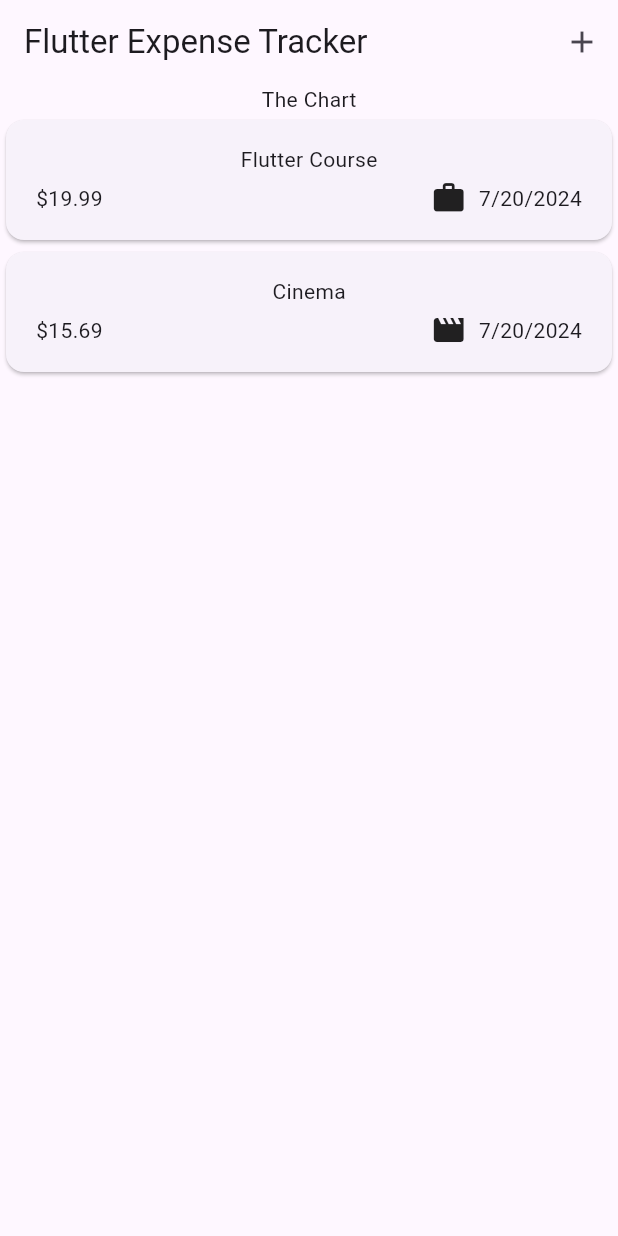
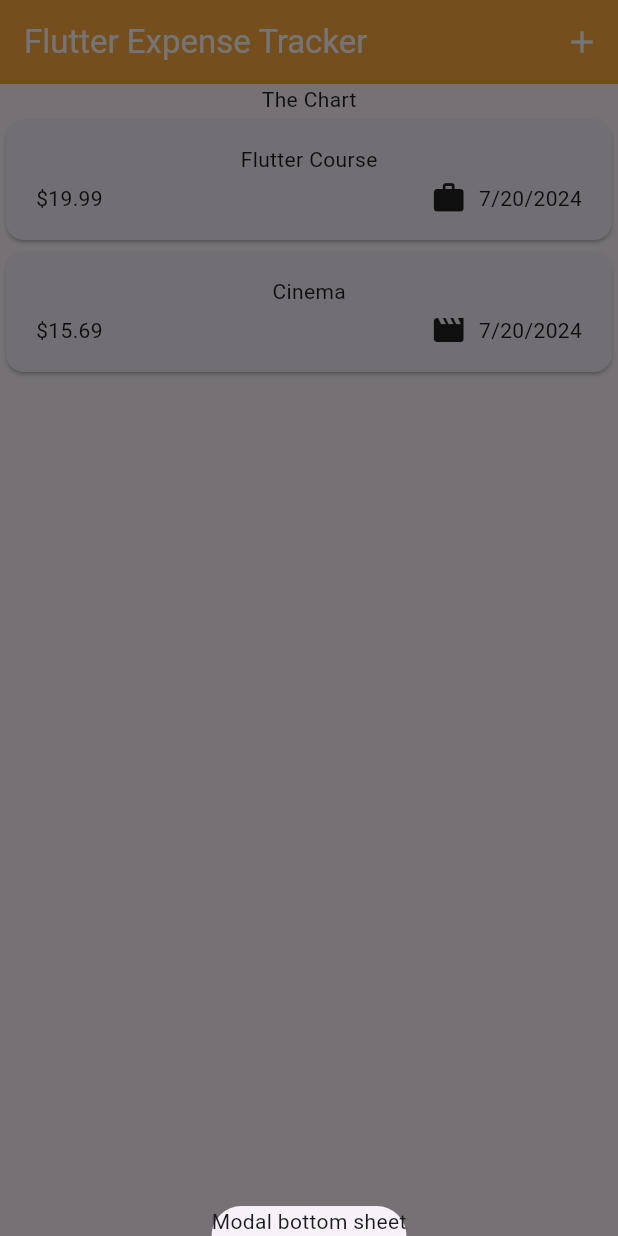
Before and after one commit to Belchenkov/expense_tracker_flutter, a Flutter app: the screen it shows after launch, after a tap on the "add" icon, on a phone screen of 412 x 824 dp. Run offline on Flutter 3.47's test engine with Material 3 defaults, Android fonts, the phone set to English and light mode, and no system bars.

Commit message:
prepare modal bottom

```diff
--- a/lib/widgets/expenses.dart
+++ b/lib/widgets/expenses.dart
@@ -18,14 +18,22 @@ class _ExpensesState extends State<Expenses> {
     Expense(title: 'Cinema', amount: 15.69, date: DateTime.now(), category: Category.leisure),
   ];
 
+  void _openAddExpenseOverlay() {
+    showModalBottomSheet(
+        context: context,
+        builder: (ctx) => const Text('Modal bottom sheet'));
+  }
+
   @override
   Widget build(BuildContext context) {
     return Scaffold(
       appBar: AppBar(
         title: const Text('Flutter Expense Tracker'),
+        backgroundColor: Colors.orangeAccent,
+        foregroundColor: Colors.white,
         actions: [
           IconButton(
-              onPressed: () {},
+              onPressed: _openAddExpenseOverlay,
               icon: const Icon(Icons.add)
           )
         ],
```
